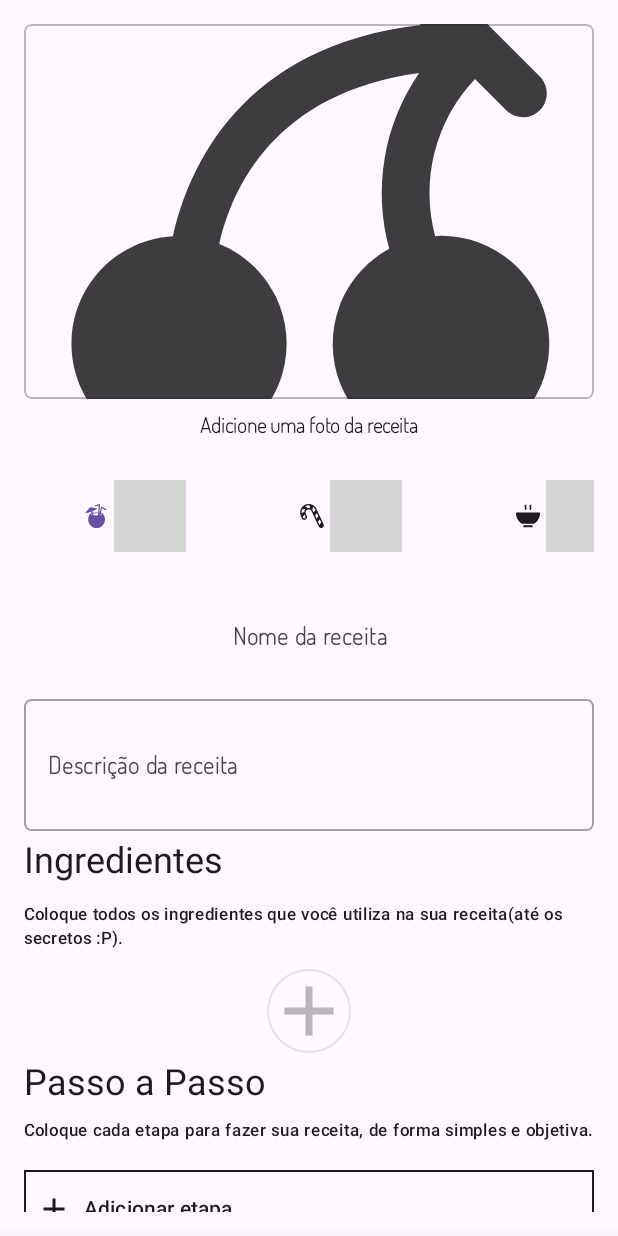
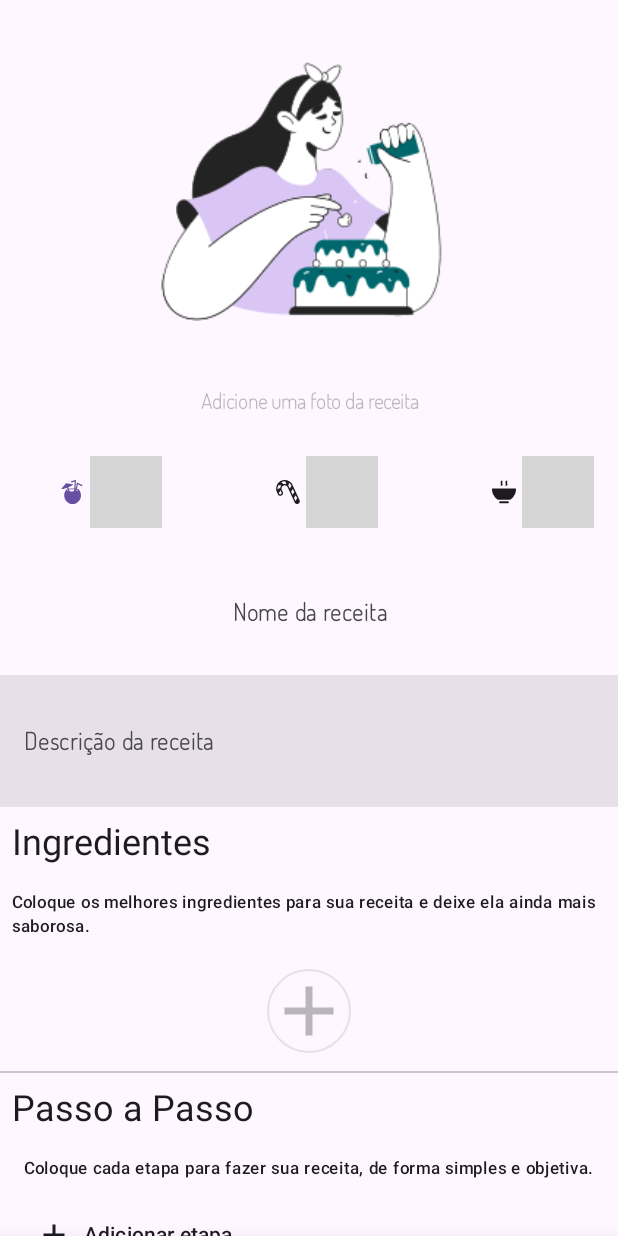
Before and after one commit to CaioProgramming/CuccinaCompose, an Android app built with Jetpack Compose: the composable NewRecipeView shown on its own in the app's theme, on a phone screen of 412 x 824 dp. Run offline under Robolectric (Android 15) with nearby library versions, the phone set to English and light mode, and no system bars; our stand-ins replace Dagger/Hilt's generated code, livedata-compose; libraries missing offline, so code that uses them is left out: ai.atick.material, com.chargemap.compose; 5 statements that could not run were skipped; grey boxes are pictures that could not be loaded.

Commit message:
UI Improvements for new recipe form

```diff
--- a/app/src/main/java/com/ilustris/cuccina/feature/recipe/category/ui/component/CategoryBadge.kt
+++ b/app/src/main/java/com/ilustris/cuccina/feature/recipe/category/ui/component/CategoryBadge.kt
@@ -15,6 +15,7 @@ import androidx.compose.ui.Alignment
 import androidx.compose.ui.Modifier
 import androidx.compose.ui.graphics.ColorFilter
 import androidx.compose.ui.res.painterResource
+import androidx.compose.ui.text.font.FontWeight
 import androidx.compose.ui.text.intl.Locale
 import androidx.compose.ui.text.toUpperCase
 import androidx.compose.ui.tooling.preview.Preview
@@ -57,7 +58,7 @@ fun CategoryBadge(
         )
         Text(
             text = category.title.toUpperCase(Locale.current),
-            style = MaterialTheme.typography.labelMedium,
+            style = MaterialTheme.typography.labelMedium.copy(fontWeight = if (isSelected()) FontWeight.Black else FontWeight.Medium),
             color = contentColor
         )
     }
--- a/app/src/main/java/com/ilustris/cuccina/feature/recipe/form/presentation/ui/NewRecipeView.kt
+++ b/app/src/main/java/com/ilustris/cuccina/feature/recipe/form/presentation/ui/NewRecipeView.kt
@@ -30,7 +30,6 @@ import androidx.compose.ui.draw.clip
 import androidx.compose.ui.graphics.Color
 import androidx.compose.ui.graphics.vector.ImageVector
 import androidx.compose.ui.layout.ContentScale
-import androidx.compose.ui.res.painterResource
 import androidx.compose.ui.res.vectorResource
 import androidx.compose.ui.text.style.TextAlign
 import androidx.compose.ui.tooling.preview.Preview
@@ -58,7 +57,7 @@ fun NewRecipeView(newRecipeViewModel: NewRecipeViewModel? = null) {
 
     val recipe = newRecipeViewModel?.recipe?.observeAsState()?.value
 
-    val selectedImage = recipe?.photo?.let { Uri.parse(it) }
+    val selectedImage = if (recipe?.photo?.isNotEmpty() == true) Uri.parse(recipe.photo) else null
 
     val ingredients = recipe?.ingredients?.toMutableList()
 
@@ -80,6 +79,7 @@ fun NewRecipeView(newRecipeViewModel: NewRecipeViewModel? = null) {
     val bottomSheetState =
         androidx.compose.material.rememberModalBottomSheetState(initialValue = ModalBottomSheetValue.Hidden)
 
+    Log.i("NewRecipeView", "NewRecipeView: current recipe $recipe")
 
     ModalBottomSheetLayout(sheetContent = {
         if (sheetOption.value == "ingredient") {
@@ -92,6 +92,7 @@ fun NewRecipeView(newRecipeViewModel: NewRecipeViewModel? = null) {
             }
         } else {
             StepSheet {
+                Log.i("NewRecipeView", "NewRecipeView: new step $it")
                 newRecipeViewModel?.updateRecipeSteps(it)
                 scope.launch {
                     bottomSheetState.hide()
@@ -102,8 +103,7 @@ fun NewRecipeView(newRecipeViewModel: NewRecipeViewModel? = null) {
 
         LazyColumn(
             Modifier
-                .fillMaxWidth()
-                .padding(16.dp), horizontalAlignment = Alignment.CenterHorizontally
+                .fillMaxWidth(), horizontalAlignment = Alignment.CenterHorizontally
         ) {
 
             item {
@@ -118,34 +118,41 @@ fun NewRecipeView(newRecipeViewModel: NewRecipeViewModel? = null) {
                 var selectedCategory: Category by remember {
                     mutableStateOf(categories.first())
                 }
-                val painter =
-                    if (selectedImage != null) rememberImagePainter(selectedImage) else painterResource(
-                        id = R.drawable.cherry
-                    )
+                val painter = rememberImagePainter(selectedImage ?: R.drawable.kitchen_placeholder)
+
 
                 Image(
                     painter,
                     contentDescription = "Enviar foto de receita",
-                    contentScale = ContentScale.Crop,
+                    contentScale = if (selectedImage != null) ContentScale.Crop else ContentScale.Fit,
                     modifier = Modifier
                         .fillMaxWidth()
                         .height(250.dp)
                         .clip(RoundedCornerShape(defaultRadius))
-                        .border(
-                            1.dp,
-                            MaterialTheme.colorScheme.onBackground.copy(alpha = 0.3f),
-                            RoundedCornerShape(defaultRadius)
-                        )
                         .clickable {
                             galleryLauncher.launch("image/*")
                         }
                 )
 
-                Text(
-                    text = "Adicione uma foto da receita",
-                    style = MaterialTheme.typography.bodyMedium,
-                    modifier = Modifier.padding(vertical = 8.dp)
-                )
+                AnimatedVisibility(
+                    visible = selectedImage == null,
+                    enter = fadeIn(),
+                    exit = fadeOut()
+                ) {
+                    Text(
+                        text = "Adicione uma foto da receita",
+                        style = MaterialTheme.typography.bodyMedium.copy(
+                            color = MaterialTheme.colorScheme.onBackground.copy(
+                                alpha = 0.3f
+                            ), textAlign = TextAlign.Center
+                        ),
+                        modifier = Modifier
+                            .fillMaxWidth()
+                            .padding(vertical = 8.dp)
+                    )
+                }
+
+
 
                 LazyRow {
                     items(categories.size) {
@@ -197,15 +204,7 @@ fun NewRecipeView(newRecipeViewModel: NewRecipeViewModel? = null) {
                         unfocusedIndicatorColor = Color.Transparent,
                     ),
                     modifier = Modifier
-                        .background(Color.Transparent)
-                        .border(
-                            1.dp,
-                            MaterialTheme.colorScheme.onBackground.copy(alpha = 0.4f),
-                            RoundedCornerShape(
-                                defaultRadius
-                            )
-                        )
-                        .clip(RoundedCornerShape(defaultRadius))
+                        .background(MaterialTheme.colorScheme.onBackground.copy(alpha = 0.1f))
                         .padding(vertical = 16.dp)
                         .fillMaxWidth(),
                     placeholder = {
@@ -222,19 +221,35 @@ fun NewRecipeView(newRecipeViewModel: NewRecipeViewModel? = null) {
                     text = "Ingredientes",
                     style = MaterialTheme.typography.headlineSmall,
                     modifier = Modifier
-                        .padding(vertical = 4.dp)
+                        .padding(8.dp)
                         .fillMaxWidth()
                 )
                 Text(
-                    text = "Coloque todos os ingredientes que você utiliza na sua receita(até os secretos :P).",
+                    text = "Coloque os melhores ingredientes para sua receita e deixe ela ainda mais saborosa. ",
                     style = MaterialTheme.typography.labelSmall,
-                    modifier = Modifier.padding(vertical = 8.dp)
+                    modifier = Modifier.padding(8.dp)
                 )
 
-                LazyRow {
+                LazyRow(
+                    verticalAlignment = Alignment.CenterVertically,
+                    horizontalArrangement = Arrangement.SpaceAround,
+                    modifier = Modifier
+                        .fillMaxWidth()
+                        .padding(vertical = 8.dp)
+                ) {
 
+
+                    items(ingredients?.size ?: 0) { index ->
+                        ingredients?.get(index)?.let { ingredient ->
+                            IngredientItem(
+                                ingredient = ingredient,
+                                longPress = { selecteIngredient ->
+                                    newRecipeViewModel.removeRecipeIngredient(selecteIngredient)
+                                })
+                        }
+
+                    }
                     item {
-
                         IconButton(
                             onClick = {
                                 sheetOption.value = "ingredient"
@@ -260,32 +275,31 @@ fun NewRecipeView(newRecipeViewModel: NewRecipeViewModel? = null) {
                         }
                     }
 
-                    items(ingredients?.size ?: 0) { index ->
-                        ingredients?.get(index)?.let { ingredient ->
-                            IngredientItem(
-                                ingredient = ingredient,
-                                longPress = { selecteIngredient ->
-                                    newRecipeViewModel.removeRecipeIngredient(selecteIngredient)
-                                })
-                        }
-
-                    }
-
 
                 }
+
+                Divider(
+                    Modifier
+                        .height(1.dp)
+                        .fillMaxWidth()
+                        .background(MaterialTheme.colorScheme.onBackground.copy(alpha = 0.1f))
+                )
+
             }
 
             item {
                 Text(
                     text = "Passo a Passo",
                     style = MaterialTheme.typography.headlineSmall,
-                    modifier = Modifier.fillMaxWidth()
+                    modifier = Modifier
+                        .fillMaxWidth()
+                        .padding(8.dp)
                 )
 
                 Text(
                     text = "Coloque cada etapa para fazer sua receita, de forma simples e objetiva.",
                     style = MaterialTheme.typography.labelSmall,
-                    modifier = Modifier.padding(vertical = 8.dp)
+                    modifier = Modifier.padding(8.dp)
                 )
             }
 
@@ -300,9 +314,8 @@ fun NewRecipeView(newRecipeViewModel: NewRecipeViewModel? = null) {
 
             val buttonModifier = Modifier
                 .fillMaxWidth()
-                .padding(vertical = 10.dp)
             val buttonShape = RoundedCornerShape(0.dp)
-            val buttonPaddingValues = PaddingValues(vertical = 4.dp)
+            val buttonPaddingValues = PaddingValues(16.dp)
             val buttonHorizontalArrangement = Arrangement.Start
             val buttonVerticalAlignment = Alignment.CenterVertically
 
@@ -316,9 +329,10 @@ fun NewRecipeView(newRecipeViewModel: NewRecipeViewModel? = null) {
                     shape = buttonShape,
                     modifier = buttonModifier,
                     contentPadding = buttonPaddingValues,
-                    border = BorderStroke(1.dp, MaterialTheme.colorScheme.onBackground),
-                    colors =
-                    ButtonDefaults.outlinedButtonColors(contentColor = MaterialTheme.colorScheme.onBackground)
+                    colors = ButtonDefaults.buttonColors(
+                        containerColor = MaterialTheme.colorScheme.surface,
+                        contentColor = MaterialTheme.colorScheme.onBackground
+                    )
                 ) {
                     Row(
                         modifier = buttonModifier,
@@ -334,6 +348,13 @@ fun NewRecipeView(newRecipeViewModel: NewRecipeViewModel? = null) {
                     }
 
                 }
+
+                Divider(
+                    modifier = Modifier
+                        .fillMaxWidth()
+                        .height(1.dp)
+                        .background(MaterialTheme.colorScheme.onBackground.copy(alpha = 0.1f))
+                )
             }
 
             fun enableButton(recipe: Recipe?) =
@@ -355,7 +376,7 @@ fun NewRecipeView(newRecipeViewModel: NewRecipeViewModel? = null) {
                             modifier = buttonModifier.padding(horizontal = 10.dp),
                             horizontalArrangement = Arrangement.Center
                         ) {
-                            Text(text = "Confirmar")
+                            Text(text = "Publicar")
                         }
                     }
                 }
--- a/app/src/main/java/com/ilustris/cuccina/feature/recipe/form/presentation/viewmodel/NewRecipeViewModel.kt
+++ b/app/src/main/java/com/ilustris/cuccina/feature/recipe/form/presentation/viewmodel/NewRecipeViewModel.kt
@@ -26,6 +26,7 @@ class NewRecipeViewModel @Inject constructor(
 
 
     fun saveRecipe() {
+        viewState.postValue(NewRecipeViewState.Loading)
         viewModelScope.launch(Dispatchers.IO) {
             viewState.postValue(NewRecipeViewState.Loading)
             recipe.value?.let {
@@ -78,6 +79,7 @@ class NewRecipeViewModel @Inject constructor(
     }
 
     fun updateRecipeSteps(step: Step) {
+        Log.i(javaClass.simpleName, "updateRecipeSteps: adding step -> $step")
         recipe.postValue(
             recipe.value?.copy(
                 steps = recipe.value?.steps?.plus(step) ?: listOf(step)
--- a/app/src/main/java/com/ilustris/cuccina/feature/recipe/ingredient/domain/model/IngredientMapper.kt
+++ b/app/src/main/java/com/ilustris/cuccina/feature/recipe/ingredient/domain/model/IngredientMapper.kt
@@ -2,9 +2,12 @@ package com.ilustris.cuccina.feature.recipe.ingredient.domain.model
 
 object IngredientMapper {
 
-    fun getIngredientSymbol(ingredientName: String) =
-        emojisDictionary().find { it.relatives.contains(ingredientName.trim().lowercase()) }?.emoji
-            ?: "❓"
+    fun getIngredientSymbol(ingredientName: String): String {
+        if (ingredientName.isBlank()) return "❓"
+        return emojisDictionary().find { emojiDic ->
+            emojiDic.relatives.toString().trim().contains(ingredientName.lowercase().trim(), true)
+        }?.emoji ?: "❓"
+    }
 
 
     private fun emojisDictionary() = listOf(
@@ -47,7 +50,9 @@ object IngredientMapper {
                 "lagarto",
                 "fraldinha",
                 "cupim",
-                "costela"
+                "costela",
+                "t bone",
+                "contra filé",
             )
         ),
         EmojiDic(
@@ -72,47 +77,7 @@ object IngredientMapper {
         EmojiDic("🍞", listOf("pão", "pães", "bread")),
         EmojiDic("🍖", listOf("linguiça", "linguiças", "sausage", "bisteca", "bistecas")),
         EmojiDic("🥓", listOf("bacon", "bacons")),
-        EmojiDic(
-            "🥩",
-            listOf(
-                "carne de porco",
-                "carne suína",
-                "carne de suíno",
-                "carne de porco",
-                "carne de suína",
-                "carne de suíno",
-                "carne de porco",
-                "carne de suína",
-                "carne de suíno",
-                "carne de porco",
-                "carne de suína",
-                "carne de suíno",
-                "carne de porco",
-                "carne de suína",
-                "carne de suíno",
-                "carne de porco",
-                "carne de suína",
-                "carne de suíno",
-                "carne de porco",
-                "carne de suína",
-                "carne de suíno",
-                "carne de porco",
-                "carne de suína",
-                "carne de suíno",
-                "carne de porco",
-                "carne de suína",
-                "carne de suíno",
-                "carne de porco",
-                "carne de suína",
-                "carne de suíno",
-                "carne de porco",
-                "carne de suína",
-                "carne de suíno",
-                "carne de porco",
-                "carne de suína",
-                "carne de suíno"
-            )
-        ),
+        EmojiDic("🥩", listOf("carne de porco", "carne suína", "bife suíno")),
         EmojiDic("🦐", listOf("camarao", "camarão", "shrimp")),
         EmojiDic("🍝", listOf("macarrão", "macarrão", "pasta")),
         EmojiDic("🍚", listOf("arroz", "rice")),
@@ -146,6 +111,7 @@ object IngredientMapper {
         EmojiDic("🍄", listOf("cogumelo", "cogumelos", "mushroom", "mushrooms")),
         EmojiDic("🥜", listOf("amendoim", "amendoins", "peanut", "peanuts")),
         EmojiDic("🌰", listOf("castanha", "castanhas", "nut", "nuts")),
+        EmojiDic("🍫", listOf("chocolate", "chocolates", "chocolate")),
 
 
         )
--- a/app/src/main/java/com/ilustris/cuccina/feature/recipe/ingredient/presentation/ui/IngredientItem.kt
+++ b/app/src/main/java/com/ilustris/cuccina/feature/recipe/ingredient/presentation/ui/IngredientItem.kt
@@ -89,5 +89,5 @@ fun IngredientItem(
 @Preview(showBackground = true)
 @Composable
 fun IngredientItemPreview() {
-    IngredientItem(Ingredient("Alcatra", 2, IngredientType.KILOGRAMS)) {}
+    IngredientItem(Ingredient("Alcatra", 300, IngredientType.KILOGRAMS)) {}
 }
--- a/app/src/main/java/com/ilustris/cuccina/feature/recipe/ingredient/presentation/ui/IngredientSheetView.kt
+++ b/app/src/main/java/com/ilustris/cuccina/feature/recipe/ingredient/presentation/ui/IngredientSheetView.kt
@@ -3,9 +3,6 @@
 package com.ilustris.cuccina.feature.recipe.ingredient.presentation.ui
 
 import android.util.Log
-import androidx.compose.animation.AnimatedVisibility
-import androidx.compose.animation.fadeOut
-import androidx.compose.animation.slideInVertically
 import androidx.compose.foundation.background
 import androidx.compose.foundation.layout.*
 import androidx.compose.foundation.shape.CircleShape
@@ -22,7 +19,6 @@ import androidx.compose.ui.text.style.TextAlign
 import androidx.compose.ui.tooling.preview.Preview
 import androidx.compose.ui.unit.dp
 import com.chargemap.compose.numberpicker.ListItemPicker
-import com.chargemap.compose.numberpicker.NumberPicker
 import com.ilustris.cuccina.feature.recipe.ingredient.domain.model.Ingredient
 import com.ilustris.cuccina.feature.recipe.ingredient.domain.model.IngredientMapper
 import com.ilustris.cuccina.feature.recipe.ingredient.domain.model.IngredientType
@@ -45,15 +41,21 @@ fun IngredientSheet(newIngredient: (Ingredient) -> Unit) {
         mutableStateOf(0)
     }
 
-    fun getRange(texture: Texture): IntRange {
-        return when (texture) {
-            Texture.LIQUID -> {
-                0..1000
+    fun getRange(texture: Texture): List<Int> {
+        val rangeList = ArrayList<Int>()
+        val step = when (texture) {
+            Texture.LIQUID, Texture.POUND -> 10
+            Texture.UNIT -> 1
         }
-            Texture.SOLID -> {
-                0..100
+        val limit = when (texture) {
+            Texture.LIQUID, Texture.POUND -> 1000
+            Texture.UNIT -> 100
         }
+        for (i in 0..limit step step) {
+            rangeList.add(i)
         }
+        return rangeList
+
     }
 
 
@@ -62,13 +64,14 @@ fun IngredientSheet(newIngredient: (Ingredient) -> Unit) {
 
     Log.i(
         "IngredientSheet",
-        "IngredientSheet: current ingredient -> ${ingredientName.value}(type: ${ingredientType.value})"
+        "IngredientSheet: current ingredient -> ${ingredientName.value} = $quantity (type: ${ingredientType.value})"
     )
 
     Column(
+        horizontalAlignment = Alignment.CenterHorizontally,
         modifier = Modifier
             .background(MaterialTheme.colorScheme.surface)
-            .padding(16.dp)
+            .padding(horizontal = 16.dp, vertical = 32.dp)
     ) {
 
         Text(
@@ -92,9 +95,10 @@ fun IngredientSheet(newIngredient: (Ingredient) -> Unit) {
         TextField(
             value = ingredientName.value,
             onValueChange = { ingredientName.value = it },
-            label = {
+            placeholder = {
                 Text(
                     text = "Nome do ingrediente",
+                    modifier = Modifier.fillMaxWidth(),
                     textAlign = TextAlign.Center,
                     style = MaterialTheme.typography.labelMedium.copy(textAlign = TextAlign.Center)
                 )
@@ -117,44 +121,45 @@ fun IngredientSheet(newIngredient: (Ingredient) -> Unit) {
                 .fillMaxWidth()
         )
 
-        val quantityFormatted = "${quantity.value} ${ingredientType.value.description}"
-        Text(
-            text = quantityFormatted,
-            style = MaterialTheme.typography.bodySmall.copy(color = MaterialTheme.colorScheme.onBackground),
-            modifier = Modifier.padding(4.dp)
-        )
+        Row(
+            modifier = Modifier.fillMaxWidth(),
+            horizontalArrangement = Arrangement.SpaceAround
+        ) {
 
-        Row(modifier = Modifier.fillMaxWidth(), horizontalArrangement = Arrangement.SpaceAround) {
-            NumberPicker(
-                range = getRange(ingredientType.value.texture),
-                dividersColor = MaterialTheme.colorScheme.primary,
+            ListItemPicker(
                 value = quantity.value,
                 onValueChange = {
                     quantity.value = it
                 },
-                textStyle = MaterialTheme.typography.bodyMedium.copy(color = MaterialTheme.colorScheme.onBackground)
-
+                modifier = Modifier.fillMaxWidth(0.5f),
+                dividersColor = Color.Transparent,
+                list = getRange(ingredientType.value.texture),
+                textStyle = MaterialTheme.typography.bodyLarge.copy(color = MaterialTheme.colorScheme.onBackground)
             )
 
             ListItemPicker(
                 value = ingredientType.value.abreviation,
-                label = { it },
-                dividersColor = MaterialTheme.colorScheme.primary,
+                modifier = Modifier.fillMaxWidth(),
+                label = { it.lowercase() },
+                dividersColor = Color.Transparent,
                 onValueChange = {
                     val selectedIngredientType =
                         IngredientType.values().find { type -> type.abreviation == it }!!
                     ingredientType.value = selectedIngredientType
-                    if (quantity.value > getRange(ingredientType.value.texture).last) {
-                        quantity.value = getRange(ingredientType.value.texture).last
+                    if (quantity.value > getRange(ingredientType.value.texture).last()) {
+                        quantity.value = getRange(ingredientType.value.texture).last()
                     }
                     Log.i(
                         "IngredientSheet",
                         "IngredientSheet: selected type: $selectedIngredientType"
                     )
                 },
-                list = IngredientType.values().toList().map { it.abreviation },
-                textStyle = MaterialTheme.typography.bodyMedium.copy(color = MaterialTheme.colorScheme.onBackground)
+                list = IngredientType.values().toList().sortedBy { it.description }
+                    .map { it.description },
+                textStyle = MaterialTheme.typography.bodyLarge.copy(color = MaterialTheme.colorScheme.onBackground)
             )
+
+
         }
 
 
@@ -162,13 +167,10 @@ fun IngredientSheet(newIngredient: (Ingredient) -> Unit) {
             return ingredientName.value.isNotEmpty() && quantity.value > 0
         }
 
-        AnimatedVisibility(
-            visible = enableSaveButton(),
-            enter = slideInVertically(),
-            exit = fadeOut()
-        ) {
+
         Button(
             modifier = Modifier.fillMaxWidth(),
+            enabled = enableSaveButton(),
             shape = RoundedCornerShape(defaultRadius),
             onClick = {
                 newIngredient(
@@ -179,7 +181,6 @@ fun IngredientSheet(newIngredient: (Ingredient) -> Unit) {
                     )
                 )
             }) { Text(text = "Salvar ingrediente") }
-        }
 
     }
 }
```
Also changed, not shown: app/src/main/java/com/ilustris/cuccina/feature/recipe/ingredient/domain/model/Ingredient.kt (+12 -12 lines), app/src/main/java/com/ilustris/cuccina/feature/recipe/step/presentation/ui/InstructionItem.kt (+38 -39 lines), app/src/main/java/com/ilustris/cuccina/feature/recipe/step/presentation/ui/StepItem.kt (+16 -2 lines), app/src/main/java/com/ilustris/cuccina/feature/recipe/step/presentation/ui/StepSheetView.kt (+14 -3 lines), app/src/main/res/drawable/kitchen_placeholder.png (added). Lines whose indentation alone changed are shown as unchanged.
